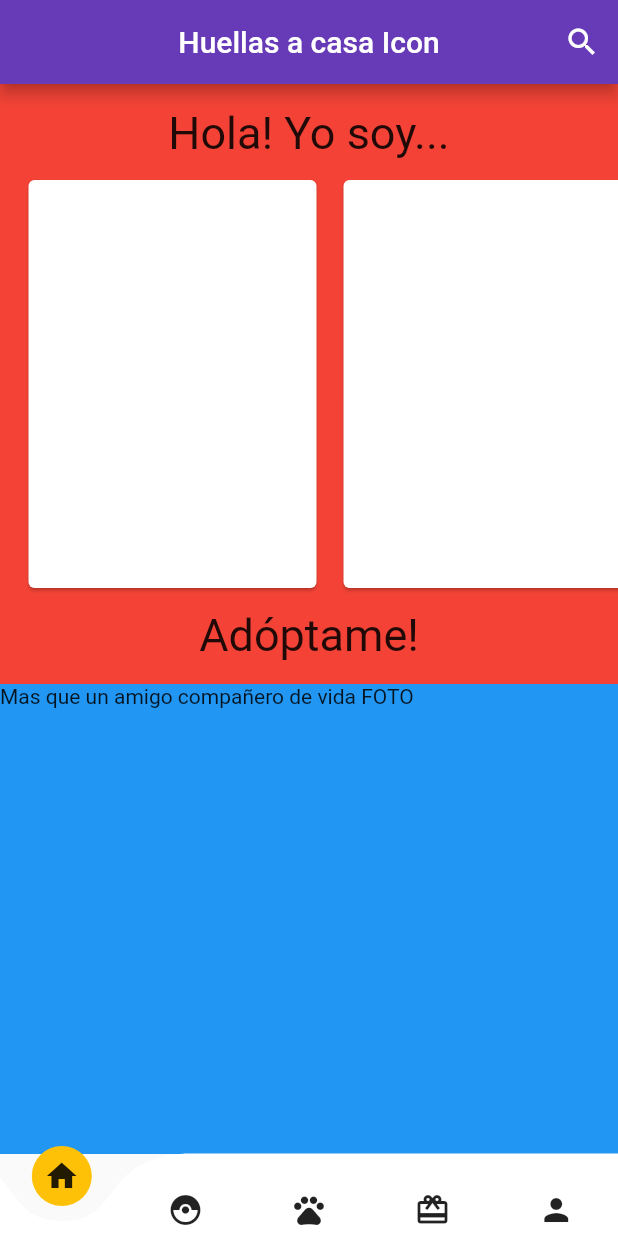
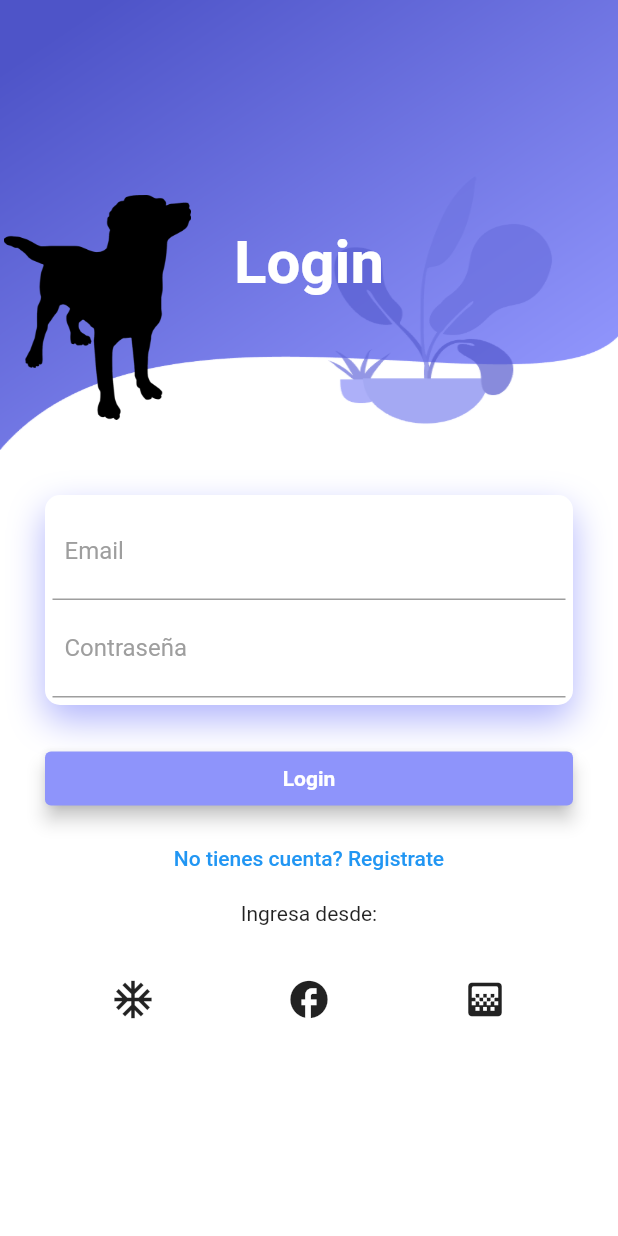
Before and after one commit to Alejoles/Proyecto_Movil, a Flutter app: the screen it shows after launch, on a phone screen of 412 x 824 dp. Run offline on Flutter 3.47's test engine with Material 2 defaults, Android fonts, the light colour scheme and no system bars; drawn by our look-alikes of curved_navigation_bar; our stand-ins replace firebase_core, firebase_database, get; accounts and stored records are empty.

Commit message:
Login page added and firebase connection

```diff
--- a/lib/bindings/dashboard_binding.dart
+++ b/lib/bindings/dashboard_binding.dart
@@ -6,7 +6,6 @@ import 'package:prueba_proyecto/controllers/home_controller.dart';
 class DashBoardBinding extends Bindings {
   @override
   void dependencies() {
-    // TODO: implement dependencies
     Get.lazyPut<DashBoardController>(() => DashBoardController());
     Get.lazyPut<HomeController>(() => HomeController());
     Get.lazyPut<AuthenticationController>(() => AuthenticationController());
--- /dev/null
+++ b/lib/bindings/login_binding.dart
@@ -0,0 +1,9 @@
+import 'package:get/get.dart';
+import 'package:prueba_proyecto/controllers/authentication_controller.dart';
+
+class LoginBinding extends Bindings {
+  @override
+  void dependencies() {
+    Get.lazyPut<AuthenticationController>(() => AuthenticationController());
+  }
+}
--- a/lib/controllers/authentication_controller.dart
+++ b/lib/controllers/authentication_controller.dart
@@ -1,3 +1,13 @@
+import 'package:firebase_database/firebase_database.dart';
 import 'package:get/get.dart';
+import 'package:firebase_core/firebase_core.dart';
 
-class AuthenticationController extends GetxController {}
+class AuthenticationController extends GetxController {
+  final Future<FirebaseApp> _fbApp = Firebase.initializeApp();
+
+  void testFirebase() {
+    DatabaseReference _testRef =
+        FirebaseDatabase.instance.reference().child("test");
+    _testRef.set("Hello world firebase");
+  }
+}
--- a/lib/controllers/dashboard_controller.dart
+++ b/lib/controllers/dashboard_controller.dart
@@ -1,7 +1,7 @@
 import 'package:get/get.dart';
 
 class DashBoardController extends GetxController {
-  var tabIndex = 0;
+  var tabIndex = 2;
   void changeTabIndex(int index) {
     tabIndex = index;
     update();
--- a/lib/main.dart
+++ b/lib/main.dart
@@ -1,6 +1,9 @@
+import 'package:firebase_core/firebase_core.dart';
 import 'package:flutter/material.dart';
 import 'package:prueba_proyecto/ui/myapp.dart';
 
-void main() {
+Future<void> main() async {
+  WidgetsFlutterBinding.ensureInitialized();
+  await Firebase.initializeApp();
   runApp(MyApp());
 }
--- a/lib/ui/myapp.dart
+++ b/lib/ui/myapp.dart
@@ -1,15 +1,13 @@
 import 'package:flutter/material.dart';
 import 'package:get/get.dart';
 import 'package:prueba_proyecto/bindings/dashboard_binding.dart';
-import 'package:prueba_proyecto/common/constants.dart';
-import 'package:prueba_proyecto/ui/pages/adopta_page.dart';
+import 'package:prueba_proyecto/bindings/login_binding.dart';
 import 'package:prueba_proyecto/ui/pages/dashboard.dart';
-import 'package:prueba_proyecto/ui/pages/donar_page.dart';
-import 'package:prueba_proyecto/ui/pages/poner_adopcion_page.dart';
-import 'package:prueba_proyecto/ui/widgets/nav_bar.dart';
-import 'pages/home_page.dart';
+import 'pages/login_page.dart';
 
 class MyApp extends StatelessWidget {
+  const MyApp({Key? key}) : super(key: key);
+
   @override
   Widget build(BuildContext context) {
     return GetMaterialApp(
@@ -18,8 +16,12 @@ class MyApp extends StatelessWidget {
       theme: ThemeData(
         primarySwatch: Colors.blue,
       ),
-      initialRoute: "/",
+      initialRoute: "/login",
       getPages: [
+        GetPage(
+            name: "/login",
+            page: () => const MyLoginPage(),
+            binding: LoginBinding()),
         GetPage(
             name: "/",
             page: () => const MyDashBoard(),
--- a/lib/ui/pages/dashboard.dart
+++ b/lib/ui/pages/dashboard.dart
@@ -25,9 +25,9 @@ class _MyDashBoardState extends State<MyDashBoard> {
           child: IndexedStack(
             index: controller.tabIndex,
             children: const [
-              HomePage(),
               AdoptaPage(),
               PonerAdopcionPage(),
+              HomePage(),
               DonarPage(),
               PonerAdopcionPage() //TODO: Página de perfil de usuario.
             ],
@@ -39,9 +39,9 @@ class _MyDashBoardState extends State<MyDashBoard> {
           backgroundColor: Colors.transparent,
           buttonBackgroundColor: Colors.amber, //TODO: Buscar buen color.
           items: const <Widget>[
-            Icon(Icons.home),
             Icon(Icons.catching_pokemon),
             Icon(Icons.pets_sharp),
+            Icon(Icons.home),
             Icon(Icons.card_giftcard),
             Icon(Icons.person)
           ],
--- a/lib/ui/pages/home_page.dart
+++ b/lib/ui/pages/home_page.dart
@@ -23,14 +23,14 @@ class HomePage extends GetView<HomeController> {
   @override
   Widget build(BuildContext context) {
     return Scaffold(
-      appBar: AppBar(
-        actions: <Widget>[
-          IconButton(onPressed: () => {}, icon: const Icon(Icons.search))
-        ],
-        centerTitle: true,
-        title: const Text('Huellas a casa Icon'),
-        backgroundColor: Colors.deepPurple,
-      ),
+      // appBar: AppBar(
+      //   actions: <Widget>[
+      //     IconButton(onPressed: () => {}, icon: const Icon(Icons.search))
+      //   ],
+      //   centerTitle: true,
+      //   title: const Text('Huellas a casa Icon'),
+      //   backgroundColor: Colors.deepPurple,
+      // ),
       body: SingleChildScrollView(
         child: Center(
           child: Column(
--- /dev/null
+++ b/lib/ui/pages/login_page.dart
@@ -0,0 +1,157 @@
+import 'package:flutter/cupertino.dart';
+import 'package:flutter/material.dart';
+import 'package:flutter/painting.dart';
+import 'package:get/get.dart';
+import 'package:prueba_proyecto/controllers/authentication_controller.dart';
+
+class MyLoginPage extends StatefulWidget {
+  const MyLoginPage({Key? key}) : super(key: key);
+
+  @override
+  _LoginPage createState() => _LoginPage();
+}
+
+class _LoginPage extends State<MyLoginPage> {
+  @override
+  Widget build(BuildContext context) {
+    return GetBuilder<AuthenticationController>(builder: (controller) {
+      return Scaffold(
+        backgroundColor: Colors.white,
+        body: SingleChildScrollView(
+          child: Column(
+            children: <Widget>[
+              Container(
+                height: 300,
+                decoration: const BoxDecoration(
+                    image: DecorationImage(
+                        image: AssetImage('assets/images/background.png'),
+                        fit: BoxFit.fill)),
+                child: Stack(
+                  children: <Widget>[
+                    Positioned(
+                        top: 130,
+                        width: 130,
+                        height: 150,
+                        child: Container(
+                          decoration: const BoxDecoration(
+                              image: DecorationImage(
+                                  image: AssetImage("assets/images/dog3.png"))),
+                        )),
+                    Positioned(
+                        child: Container(
+                      margin: const EdgeInsets.only(top: 50),
+                      child: const Center(
+                        child: Text(
+                          "Login",
+                          style: TextStyle(
+                              color: Colors.white,
+                              fontSize: 40,
+                              fontWeight: FontWeight.bold),
+                        ),
+                      ),
+                    )),
+                  ],
+                ),
+              ),
+              Container(
+                padding: const EdgeInsets.all(30),
+                child: Column(
+                  children: <Widget>[
+                    Container(
+                      padding: const EdgeInsets.all(5),
+                      decoration: BoxDecoration(
+                          color: Colors.white,
+                          borderRadius: BorderRadius.circular(10),
+                          boxShadow: const [
+                            BoxShadow(
+                                color: Color.fromRGBO(143, 148, 251, 0.7),
+                                blurRadius: 20,
+                                offset: Offset(0, 10))
+                          ]),
+                      child: Column(
+                        children: <Widget>[
+                          Container(
+                            padding: const EdgeInsets.all(8),
+                            decoration: const BoxDecoration(
+                                border: Border(
+                                    bottom: BorderSide(color: Colors.grey))),
+                            child: TextFormField(
+                              decoration: const InputDecoration(
+                                  border: InputBorder.none,
+                                  hintText: "Email",
+                                  hintStyle: TextStyle(color: Colors.grey)),
+                            ),
+                          ),
+                          Container(
+                            padding: const EdgeInsets.all(8),
+                            decoration: const BoxDecoration(
+                                border: Border(
+                                    bottom: BorderSide(color: Colors.grey))),
+                            child: TextFormField(
+                              decoration: const InputDecoration(
+                                  border: InputBorder.none,
+                                  hintText: "Contraseña",
+                                  hintStyle: TextStyle(color: Colors.grey)),
+                            ),
+                          )
+                        ],
+                      ),
+                    ),
+                    const SizedBox(height: 25),
+                    ElevatedButton(
+                      onPressed: () =>
+                          Get.offNamed("/"), //TODO: Realizar el login
+                      style: ElevatedButton.styleFrom(
+                          primary: const Color.fromRGBO(142, 148, 251, 1),
+                          elevation: 5),
+                      child: const Center(
+                        child: Text(
+                          "Login",
+                          style: TextStyle(
+                              color: Colors.white, fontWeight: FontWeight.bold),
+                        ),
+                      ),
+                    ),
+                    const SizedBox(height: 5),
+                    TextButton(
+                        onPressed: () => controller
+                            .testFirebase(), //TODO: Realizar el registro
+                        child: Text("No tienes cuenta? Registrate")),
+                    const SizedBox(height: 5),
+                    Column(
+                      children: <Widget>[
+                        const Text("Ingresa desde:"),
+                        const SizedBox(height: 25),
+                        Row(
+                          mainAxisAlignment: MainAxisAlignment.spaceAround,
+                          children: <Widget>[
+                            IconButton(
+                              iconSize: 30,
+                              onPressed: () =>
+                                  {}, //TODO: Hacer el OAuth para cada plataforma
+                              icon: const Icon(Icons.ac_unit),
+                            ),
+                            IconButton(
+                              iconSize: 30,
+                              onPressed: () => {},
+                              icon: const Icon(Icons.facebook),
+                            ),
+                            IconButton(
+                              iconSize: 30,
+                              onPressed: () => {},
+                              icon: const Icon(Icons.gradient_rounded),
+                            ),
+                          ],
+                        )
+                      ],
+                    )
+                  ],
+                ),
+              ),
+            ],
+          ),
+        ),
+      );
+    });
+  }
+}
```
Also changed, not shown: pubspec.yaml (+5 -2 lines), assets/images/background.png (added), assets/images/dog.png (added), assets/images/dog2.png (added), assets/images/dog3.png (added), lib/ui/pages/profile_page.dart (added), pubspec.lock, 4 other files.
